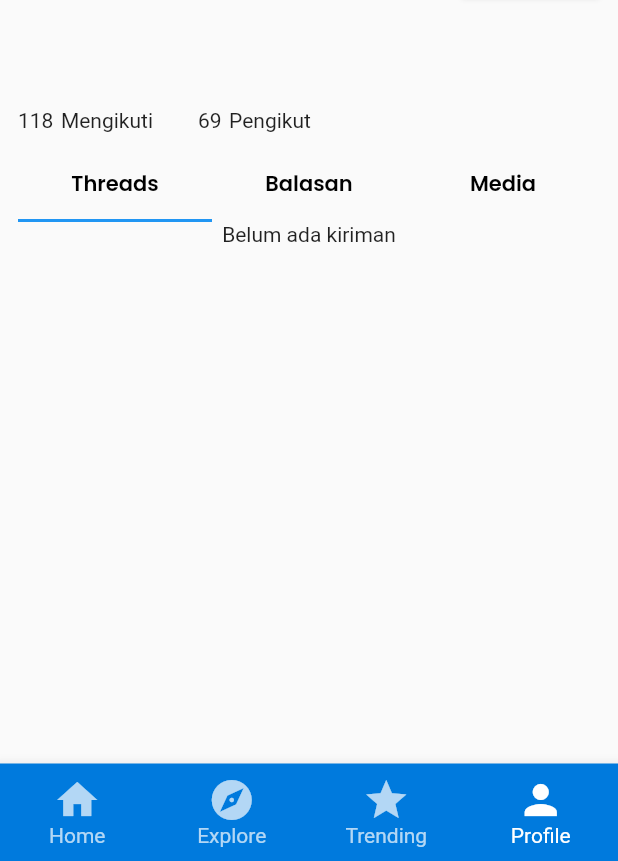
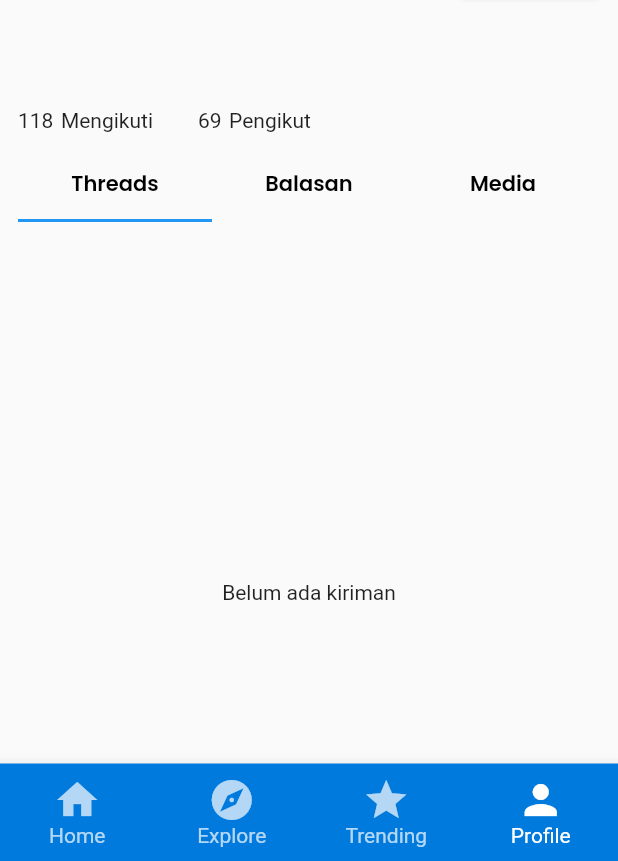
Before and after one commit to KelompokBesar32/Diskusiaza-FE-MOBILE, a Flutter app: the ProfileDetailScreen screen opened by its route, on a phone screen of 412 x 824 dp, the part 375-1236 px from its top. Run offline on Flutter 3.47's test engine with Material 2 defaults, Android fonts, the phone set to English and light mode, and no system bars; our stand-ins replace datetime_picker_formfield, dio, fluttertoast, google_fonts, page_transition, shared_preferences; accounts and stored records are empty; network calls fail.

Commit message:
change target api in profileViewModel

```diff
--- a/diskusiaza_mobile/lib/screens/profile/profile_detail_screen.dart
+++ b/diskusiaza_mobile/lib/screens/profile/profile_detail_screen.dart
@@ -171,6 +171,8 @@ class _ProfileDetailScreenState extends State<ProfileDetailScreen> {
                             child: TabBarView(
                               children: [
                                 Column(
+                                  mainAxisAlignment: MainAxisAlignment.center,
+                                  crossAxisAlignment: CrossAxisAlignment.center,
                                   children: [
                                     Consumer<ProfileViewModel>(
                                       builder: (context, value, child) {
--- a/diskusiaza_mobile/lib/screens/profile/profile_view_model.dart
+++ b/diskusiaza_mobile/lib/screens/profile/profile_view_model.dart
@@ -45,7 +45,7 @@ class ProfileViewModel extends ChangeNotifier {
 
       var myToken = tokenPrefs.getString('token');
 
-      allUserThreadList = await _threadApi.getAllThread(myToken!, context);
+      allUserThreadList = await _threadApi.getThreadByUser(myToken!, context);
 
       changeState(DataState.filled);
     } catch (e) {
```
